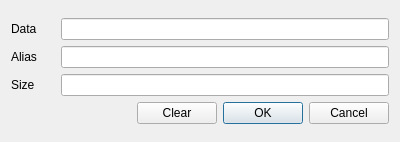
Qt form framework/widgets/QEPlotter/QEPlotterItemDialog.ui (andrewrhyder/epicsqt) before a commit.
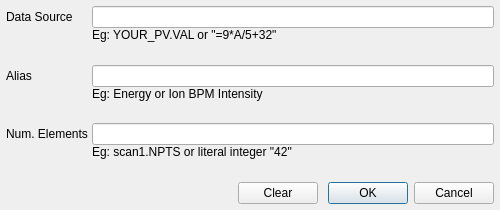
The same form after that commit.

Commit message: QEPlotter : improve data defn. dialog - convert letter lables to buttons

```diff
--- a/framework/widgets/QEPlotter/QEPlotterItemDialog.ui
+++ b/framework/widgets/QEPlotter/QEPlotterItemDialog.ui
@@ -6,60 +6,55 @@
    <rect>
     <x>0</x>
     <y>0</y>
-    <width>400</width>
-    <height>142</height>
+    <width>500</width>
+    <height>210</height>
    </rect>
   </property>
+  <property name="sizePolicy">
+   <sizepolicy hsizetype="Preferred" vsizetype="MinimumExpanding">
+    <horstretch>0</horstretch>
+    <verstretch>0</verstretch>
+   </sizepolicy>
+  </property>
   <property name="minimumSize">
    <size>
     <width>400</width>
-    <height>142</height>
+    <height>210</height>
    </size>
   </property>
   <property name="maximumSize">
    <size>
     <width>880</width>
-    <height>142</height>
+    <height>210</height>
    </size>
   </property>
   <property name="windowTitle">
-   <string>Plotter Dialog</string>
+   <string>Define plotter data attributes</string>
   </property>
-  <layout class="QVBoxLayout" name="verticalLayout_2">
-   <item>
     <layout class="QVBoxLayout" name="verticalLayout">
+   <property name="spacing">
+    <number>0</number>
+   </property>
+   <property name="margin">
+    <number>6</number>
+   </property>
      <item>
-      <layout class="QHBoxLayout" name="horizontalLayout_4">
-       <item>
+    <layout class="QGridLayout" name="gridLayout" columnstretch="0,1">
+     <property name="horizontalSpacing">
+      <number>4</number>
+     </property>
+     <item row="0" column="0">
         <widget class="QLabel" name="label_2">
-         <property name="minimumSize">
-          <size>
-           <width>44</width>
-           <height>0</height>
-          </size>
-         </property>
-         <property name="maximumSize">
-          <size>
-           <width>44</width>
-           <height>16777215</height>
-          </size>
-         </property>
          <property name="text">
-          <string>Data</string>
+        <string>Data Source</string>
          </property>
          <property name="indent">
           <number>0</number>
          </property>
         </widget>
        </item>
-       <item>
+     <item row="0" column="1">
         <widget class="QLineEdit" name="dataEdit">
-         <property name="minimumSize">
-          <size>
-           <width>300</width>
-           <height>0</height>
-          </size>
-         </property>
          <property name="toolTip">
           <string>&lt;html&gt;&lt;head/&gt;&lt;body&gt;&lt;p&gt;Enter a regular PV name or &amp;quot;=&amp;quot; followed by calc record style expression (e.g. =9*A/5 + 32).&lt;/p&gt;&lt;p/&gt;&lt;/body&gt;&lt;/html&gt;</string>
          </property>
@@ -68,24 +63,18 @@
          </property>
         </widget>
        </item>
-      </layout>
+     <item row="1" column="1">
+      <widget class="QLabel" name="label">
+       <property name="text">
+        <string>Eg: YOUR_PV.VAL or &quot;=9*A/5+32&quot;</string>
+       </property>
+       <property name="alignment">
+        <set>Qt::AlignLeading|Qt::AlignLeft|Qt::AlignTop</set>
+       </property>
+      </widget>
      </item>
-     <item>
-      <layout class="QHBoxLayout" name="horizontalLayout_5">
-       <item>
+     <item row="2" column="0">
         <widget class="QLabel" name="label_3">
-         <property name="minimumSize">
-          <size>
-           <width>44</width>
-           <height>0</height>
-          </size>
-         </property>
-         <property name="maximumSize">
-          <size>
-           <width>44</width>
-           <height>16777215</height>
-          </size>
-         </property>
          <property name="text">
           <string>Alias</string>
          </property>
@@ -94,14 +83,8 @@
          </property>
         </widget>
        </item>
-       <item>
+     <item row="2" column="1">
         <widget class="QLineEdit" name="aliasEdit">
-         <property name="minimumSize">
-          <size>
-           <width>300</width>
-           <height>0</height>
-          </size>
-         </property>
          <property name="toolTip">
           <string>&lt;html&gt;&lt;head/&gt;&lt;body&gt;&lt;p&gt;Enter meaningful name for selected PV (e.g.Energy).&lt;/p&gt;&lt;/body&gt;&lt;/html&gt;</string>
          </property>
@@ -110,40 +93,28 @@
          </property>
         </widget>
        </item>
-      </layout>
+     <item row="3" column="1">
+      <widget class="QLabel" name="label_5">
+       <property name="text">
+        <string>Eg: Energy or Ion BPM Intensity</string>
+       </property>
+       <property name="alignment">
+        <set>Qt::AlignLeading|Qt::AlignLeft|Qt::AlignTop</set>
+       </property>
+      </widget>
      </item>
-     <item>
-      <layout class="QHBoxLayout" name="horizontalLayout_6">
-       <item>
+     <item row="4" column="0">
         <widget class="QLabel" name="label_4">
-         <property name="minimumSize">
-          <size>
-           <width>44</width>
-           <height>0</height>
-          </size>
-         </property>
-         <property name="maximumSize">
-          <size>
-           <width>44</width>
-           <height>16777215</height>
-          </size>
-         </property>
          <property name="text">
-          <string>Size</string>
+        <string>Num. Elements</string>
          </property>
          <property name="indent">
           <number>0</number>
          </property>
         </widget>
        </item>
-       <item>
+     <item row="4" column="1">
         <widget class="QLineEdit" name="sizeEdit">
-         <property name="minimumSize">
-          <size>
-           <width>300</width>
-           <height>0</height>
-          </size>
-         </property>
          <property name="toolTip">
           <string>&lt;html&gt;&lt;head/&gt;&lt;body&gt;&lt;p&gt;Enter regular PV name or postive decimal interger (e.g. 42) &lt;/p&gt;&lt;/body&gt;&lt;/html&gt;</string>
          </property>
@@ -152,10 +123,23 @@
          </property>
         </widget>
        </item>
+     <item row="5" column="1">
+      <widget class="QLabel" name="label_6">
+       <property name="text">
+        <string>Eg: scan1.NPTS or literal integer &quot;42&quot;</string>
+       </property>
+       <property name="alignment">
+        <set>Qt::AlignLeading|Qt::AlignLeft|Qt::AlignTop</set>
+       </property>
+      </widget>
+     </item>
       </layout>
      </item>
      <item>
       <layout class="QHBoxLayout" name="horizontalLayout">
+     <property name="spacing">
+      <number>10</number>
+     </property>
        <item>
         <spacer name="horizontalSpacer_2">
          <property name="orientation">
@@ -188,8 +172,6 @@
           <set>QDialogButtonBox::Cancel|QDialogButtonBox::Ok</set>
          </property>
         </widget>
-       </item>
-      </layout>
      </item>
     </layout>
    </item>
```
Lines whose indentation alone changed are shown as unchanged. The commit also changes 2 other files.
